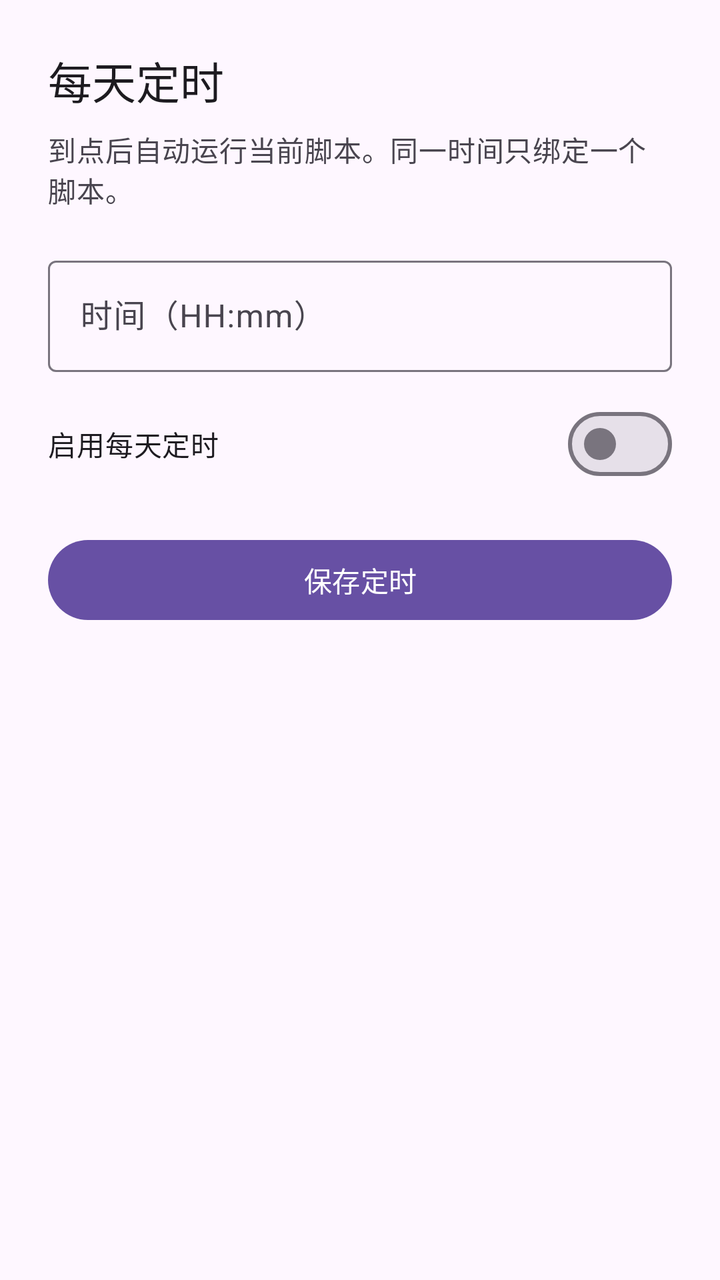
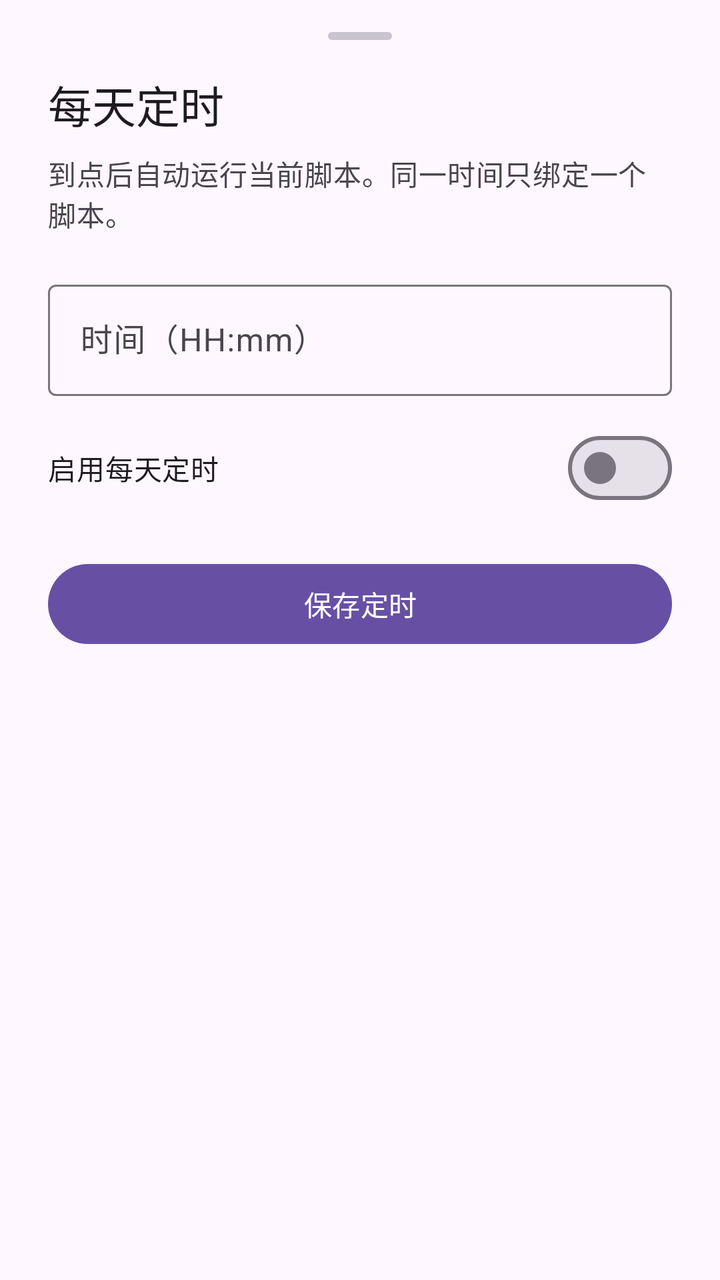

Compare the two renders of this Android layout. The source of the first and the diff that turns it into the second are given below.
<!-- AndroidManifest.xml: application theme Theme.MicroAuto -->
<!-- res/layout/sheet_schedule.xml -->
<?xml version="1.0" encoding="utf-8"?>
<LinearLayout xmlns:android="http://schemas.android.com/apk/res/android"
    android:layout_width="match_parent"
    android:layout_height="wrap_content"
    android:orientation="vertical"
    android:paddingStart="24dp"
    android:paddingTop="24dp"
    android:paddingEnd="24dp"
    android:paddingBottom="32dp">

    <TextView
        android:layout_width="wrap_content"
        android:layout_height="wrap_content"
        android:text="每天定时"
        android:textAppearance="?attr/textAppearanceTitleLarge" />

    <TextView
        android:layout_width="wrap_content"
        android:layout_height="wrap_content"
        android:layout_marginTop="8dp"
        android:text="到点后自动运行当前脚本。同一时间只绑定一个脚本。"
        android:textAppearance="?attr/textAppearanceBodyMedium"
        android:textColor="?attr/colorOnSurfaceVariant" />

    <com.google.android.material.textfield.TextInputLayout
        android:id="@+id/scheduleTimeLayout"
        style="@style/Widget.Material3.TextInputLayout.OutlinedBox"
        android:layout_width="match_parent"
        android:layout_height="wrap_content"
        android:layout_marginTop="20dp"
        android:hint="时间（HH:mm）">

        <com.google.android.material.textfield.TextInputEditText
            android:id="@+id/scheduleTime"
            android:layout_width="match_parent"
            android:layout_height="wrap_content"
            android:inputType="text"
            android:maxLines="1" />
    </com.google.android.material.textfield.TextInputLayout>

    <com.google.android.material.materialswitch.MaterialSwitch
        android:id="@+id/scheduleSwitch"
        android:layout_width="match_parent"
        android:layout_height="wrap_content"
        android:layout_marginTop="12dp"
        android:text="启用每天定时" />

    <com.google.android.material.button.MaterialButton
        android:id="@+id/btnSaveSchedule"
        android:layout_width="match_parent"
        android:layout_height="wrap_content"
        android:layout_marginTop="20dp"
        android:text="保存定时" />
</LinearLayout>
<!-- resources referenced by this layout -->
<resources>
  <style name="Theme.MicroAuto" parent="Theme.Material3.DayNight.NoActionBar" />
</resources>

<!-- the commit's change to res/layout/sheet_schedule.xml (unified diff, before → after) -->
@@ -4,13 +4,21 @@
     android:layout_height="wrap_content"
     android:orientation="vertical"
     android:paddingStart="24dp"
-    android:paddingTop="24dp"
+    android:paddingTop="8dp"
     android:paddingEnd="24dp"
     android:paddingBottom="32dp">
+
+    <View
+        android:layout_width="32dp"
+        android:layout_height="4dp"
+        android:layout_gravity="center_horizontal"
+        android:layout_marginTop="8dp"
+        android:background="@drawable/bg_drag_handle" />
 
     <TextView
         android:layout_width="wrap_content"
         android:layout_height="wrap_content"
+        android:layout_marginTop="16dp"
         android:text="每天定时"
         android:textAppearance="?attr/textAppearanceTitleLarge" />
 
<!-- resource entries referenced after the edit -->
@@ -1,5 +1,12 @@
 <!-- resources referenced by this layout -->
 <resources>
+  <!-- drawable bg_drag_handle (drawable) -->
+  <?xml version="1.0" encoding="utf-8"?>
+  <shape xmlns:android="http://schemas.android.com/apk/res/android"
+      android:shape="rectangle">
+      <solid android:color="?attr/colorOutlineVariant" />
+      <corners android:radius="2dp" />
+  </shape>
   <style name="Theme.MicroAuto" parent="Theme.Material3.DayNight.NoActionBar" />
 </resources>
 
